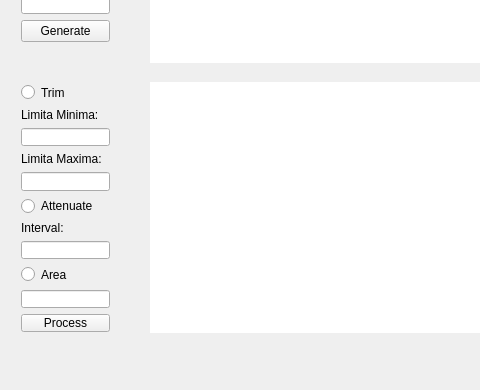
Old version of the form TST/mainwindow.ui in the repository Artene/WatersProject2018; both pictures show x 0 to 480 and y 217 to 607 of the 717 by 607 pixel window.
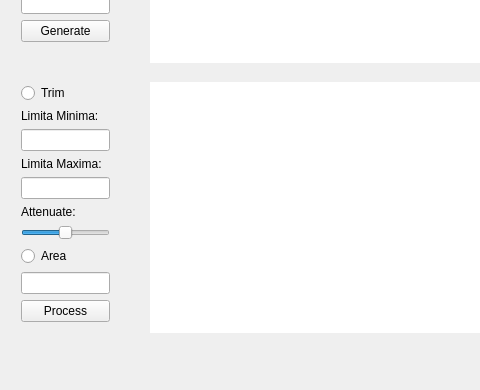
New version of the form. Icons and pictures are not drawn. Custom widgets are drawn as their Qt base class.

The edit to the form file:
```diff
--- a/TST/mainwindow.ui
+++ b/TST/mainwindow.ui
@@ -463,7 +463,7 @@
       <x>10</x>
       <y>270</y>
       <width>111</width>
-      <height>270</height>
+      <height>261</height>
      </rect>
     </property>
     <layout class="QVBoxLayout" name="verticalLayout">
@@ -503,23 +503,25 @@
       </widget>
      </item>
      <item>
-      <widget class="QRadioButton" name="radioButton_2">
+      <widget class="QLabel" name="label_8">
        <property name="text">
-        <string>Attenuate</string>
+        <string>Attenuate:</string>
        </property>
       </widget>
      </item>
      <item>
-      <widget class="QLabel" name="label_7">
-       <property name="text">
-        <string>Interval:</string>
+      <widget class="QSlider" name="horizontalSlider">
+       <property name="maximum">
+        <number>100</number>
        </property>
-      </widget>
-     </item>
-     <item>
-      <widget class="QLineEdit" name="RangeAttenuate_LineEdit">
-       <property name="inputMethodHints">
-        <set>Qt::ImhDigitsOnly</set>
+       <property name="singleStep">
+        <number>10</number>
+       </property>
+       <property name="sliderPosition">
+        <number>50</number>
+       </property>
+       <property name="orientation">
+        <enum>Qt::Horizontal</enum>
        </property>
       </widget>
      </item>
```
Left out of the diff: 2 changed lines with no effect on the pictures.
